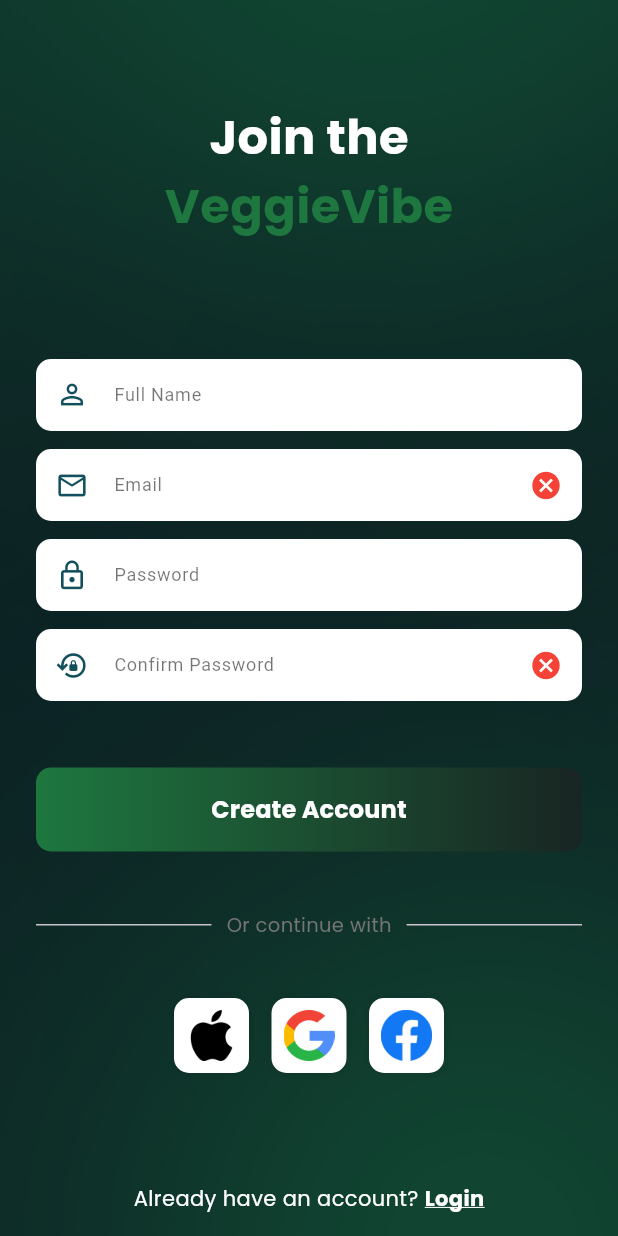
After one commit to alisraza123/veggie-vibe-flutter-app, a Flutter app: the RegisterScreen screen opened by its route, on a phone screen of 412 x 824 dp. The commit adds this screen. Run offline on Flutter 3.47's test engine with Material 3 defaults, Android fonts, the phone set to English and light mode, and no system bars; our stand-ins replace flutter_screenutil, google_fonts.

Commit message:
Added register/signup screen

```diff
--- a/lib/main.dart
+++ b/lib/main.dart
@@ -1,6 +1,7 @@
 import 'package:flutter/material.dart';
 import 'package:flutter_screenutil/flutter_screenutil.dart';
 import 'package:veggie_vibe/screens/onboarding_screen.dart';
+import 'package:veggie_vibe/screens/register_screen.dart';
 import './screens/splash_screen.dart';
 
 void main() {
@@ -20,7 +21,10 @@ class VeggieVibe extends StatelessWidget {
           title: 'VeggieVibe',
           debugShowCheckedModeBanner: false,
           home: const SplashScreen(),
-          routes: {'/onboarding': (context) => OnboardingScreen()},
+          routes: {
+            '/onboarding': (context) => OnboardingScreen(),
+            '/register':(context) => RegisterScreen()
+            },
         );
       },
     );
--- a/lib/screens/onboarding_screen.dart
+++ b/lib/screens/onboarding_screen.dart
@@ -264,7 +264,9 @@ class _OnboardingScreenState extends State<OnboardingScreen> {
                     ],
                   ),
                   child: ElevatedButton(
-                    onPressed: () {},
+                    onPressed: () {
+                      Navigator.pushNamed(context, '/register');
+                    },
                     style: ElevatedButton.styleFrom(
                       backgroundColor: Colors.transparent,
                       shadowColor: Colors.transparent,
--- /dev/null
+++ b/lib/screens/register_screen.dart
@@ -0,0 +1,257 @@
+import 'package:flutter/material.dart';
+import 'package:google_fonts/google_fonts.dart';
+
+class RegisterScreen extends StatefulWidget {
+  const RegisterScreen({super.key});
+
+  @override
+  State<RegisterScreen> createState() => _RegisterScreenState();
+}
+
+class _RegisterScreenState extends State<RegisterScreen> {
+  final _nameController = TextEditingController();
+  final _emailController = TextEditingController();
+  final _passController = TextEditingController();
+  final _confirmPassController = TextEditingController();
+
+  bool _emailValid = false;
+  bool _passMatch = false;
+
+  @override
+  Widget build(BuildContext context) {
+
+    final size = MediaQuery.of(context).size;
+    final bool isLandscape = size.height < 500;
+
+    return Scaffold(
+      backgroundColor: const Color(0xFFF3F4F1),
+      body: Stack(
+        children: [
+          Positioned.fill(
+            child: Image.asset(
+              'assets/images/login_bg.png',
+              fit: BoxFit.cover,
+            ),
+          ),
+          Positioned.fill(
+            child: Container(color: Colors.black.withOpacity(0.5)),
+          ),
+
+          SafeArea(
+            child: LayoutBuilder(
+              builder: (context, constraints) {
+                return SingleChildScrollView(
+                  physics: const ClampingScrollPhysics(),
+                  child: ConstrainedBox(
+                    constraints: BoxConstraints(
+                      minHeight: constraints.maxHeight,
+                    ),
+                    child: Padding(
+                      padding: const EdgeInsets.symmetric(horizontal: 24.0),
+                      child: IntrinsicHeight(
+                        child: Column(
+                          crossAxisAlignment: CrossAxisAlignment.stretch,
+                          children: [
+
+                            Spacer(flex: isLandscape ? 1 : 2),
+
+                            Column(
+                              children: [
+                                Text(
+                                  "Join the",
+                                  style: GoogleFonts.poppins(
+                                    fontSize: isLandscape ? 22 : 32,
+                                    fontWeight: FontWeight.bold,
+                                    color: Colors.white,
+                                  ),
+                                ),
+                                Text(
+                                  "VeggieVibe",
+                                  style: GoogleFonts.poppins(
+                                    fontSize: isLandscape ? 22 : 32,
+                                    fontWeight: FontWeight.bold,
+                                    color: const Color(0xFF1E773F),
+                                  ),
+                                ),
+                              ],
+                            ),
+                            SizedBox(height: 10),
+
+                            Spacer(flex: isLandscape ? 1 : 2),
+
+
+                            _buildTextField(_nameController, "Full Name", Icons.person_outline, null, isLandscape),
+                            SizedBox(height: isLandscape ? 8 : 12),
+                            _buildTextField(_emailController, "Email", Icons.email_outlined, _emailValid, isLandscape),
+                            SizedBox(height: isLandscape ? 8 : 12),
+                            _buildTextField(_passController, "Password", Icons.lock_outline, null, isLandscape, obscure: true),
+                            SizedBox(height: isLandscape ? 8 : 12),
+                            _buildTextField(_confirmPassController, "Confirm Password", Icons.lock_reset_outlined, _passMatch, isLandscape, obscure: true),
+
+                            const Spacer(),
+                            SizedBox(height: 10),
+
+
+                            _buildCreateAccountButton(isLandscape),
+
+                            const Spacer(),
+                            SizedBox(height: 5),
+
+
+                            Row(
+                              children: [
+                                const Expanded(child: Divider(thickness: 1)),
+                                Padding(
+                                  padding: const EdgeInsets.symmetric(horizontal: 10),
+                                  child: Text(
+                                    "Or continue with",
+                                    style: GoogleFonts.poppins(
+                                      color: Colors.grey[600],
+                                      fontSize: isLandscape ? 11 : 13,
+                                    ),
+                                  ),
+                                ),
+                                const Expanded(child: Divider(thickness: 1)),
+                              ],
+                            ),
+
+                            const Spacer(),
+                            SizedBox(height: 5),
+
+
+                            Row(
+                              mainAxisAlignment: MainAxisAlignment.center,
+                              children: [
+                                _socialTile('assets/images/apple.png', isLandscape),
+                                const SizedBox(width: 15),
+                                _socialTile('assets/images/google.png', isLandscape),
+                                const SizedBox(width: 15),
+                                _socialTile('assets/images/facebook.png', isLandscape),
+                              ],
+                            ),
+                            SizedBox(height: 5),
+                            const Spacer(flex: 2),
+
+
+                            Row(
+                              mainAxisAlignment: MainAxisAlignment.center,
+                              children: [
+                                Text(
+                                  "Already have an account? ",
+                                  style: GoogleFonts.poppins(
+                                    color: Colors.white,
+                                    fontSize: isLandscape ? 12 : 14,
+                                  ),
+                                ),
+                                GestureDetector(
+                                  onTap: () => {},
+                                  child: Text(
+                                    "Login",
+                                    style: GoogleFonts.poppins(
+                                      color: Colors.white,
+                                      fontWeight: FontWeight.bold,
+                                      fontSize: isLandscape ? 12 : 14,
+                                       decoration: TextDecoration.underline,
+                                      decorationColor: Colors.white
+                                    ),
+                                  ),
+                                ),
+                              ],
+                            ),
+                            const SizedBox(height: 15),
+                          ],
+                        ),
+                      ),
+                    ),
+                  ),
+                );
+              },
+            ),
+          ),
+        ],
+      ),
+    );
+  }
+
+
+
+  Widget _buildTextField(TextEditingController controller, String label, IconData prefixIcon, bool? isValid, bool isLandscape, {bool obscure = false}) {
+    return Container(
+      constraints: BoxConstraints(maxHeight: isLandscape ? 45 : 55),
+      child: TextField(
+        controller: controller,
+        obscureText: obscure,
+        style: const TextStyle(color: Colors.black87, fontSize: 13),
+        onChanged: (v) {
+          setState(() {
+            if (label == "Email") _emailValid = v.contains('@');
+            if (label == "Confirm Password") _passMatch = v == _passController.text;
+          });
+        },
+        decoration: InputDecoration(
+          prefixIcon: Icon(prefixIcon, color: const Color(0xFF134f5c), size: isLandscape ? 18 : 22),
+          labelText: label,
+          labelStyle: const TextStyle(color: Colors.black54, fontSize: 12),
+          filled: true,
+          fillColor: Colors.white,
+          suffixIcon: isValid == null
+              ? null
+              : Icon(
+                  isValid ? Icons.check_circle : Icons.cancel,
+                  color: isValid ? Colors.green : Colors.red,
+                  size: isLandscape ? 18 : 22,
+                ),
+          border: OutlineInputBorder(
+            borderRadius: BorderRadius.circular(10),
+            borderSide: BorderSide.none,
+          ),
+          contentPadding: const EdgeInsets.symmetric(horizontal: 16, vertical: 0),
+        ),
+      ),
+    );
+  }
+
+  Widget _buildCreateAccountButton(bool isLandscape) {
+    return Container(
+      width: double.infinity,
+      height: isLandscape ? 48 : 56,
+      decoration: BoxDecoration(
+        borderRadius: BorderRadius.circular(10),
+        gradient: const LinearGradient(
+          colors: [Color(0xFF1E773F), Color(0xFF192523)],
+        ),
+      ),
+      child: ElevatedButton(
+        onPressed: () {},
+        style: ElevatedButton.styleFrom(
+          backgroundColor: Colors.transparent,
+          shadowColor: Colors.transparent,
+          shape: RoundedRectangleBorder(borderRadius: BorderRadius.circular(10)),
+        ),
+        child: Text(
+          "Create Account",
+          style: GoogleFonts.poppins(
+            color: Colors.white,
+            fontWeight: FontWeight.bold,
+            fontSize: isLandscape ? 14 : 16,
+          ),
+        ),
+      ),
+    );
+  }
+
+  Widget _socialTile(String path, bool isLandscape) {
+    double size = isLandscape ? 35 : 50;
+    return Container(
+      height: size,
+      width: size,
+      padding: const EdgeInsets.all(8),
+      decoration: BoxDecoration(
+        color: Colors.white,
+        borderRadius: BorderRadius.circular(10),
+        boxShadow: const [BoxShadow(color: Colors.black12, blurRadius: 4)],
+      ),
+      child: Image.asset(path, fit: BoxFit.contain),
+    );
+  }
+}
```
Also changed, not shown: assets/images/apple.png (added), assets/images/dashboard_screen.png, assets/images/facebook.png (added), assets/images/google.png (added), assets/images/logo_carrot.png.
